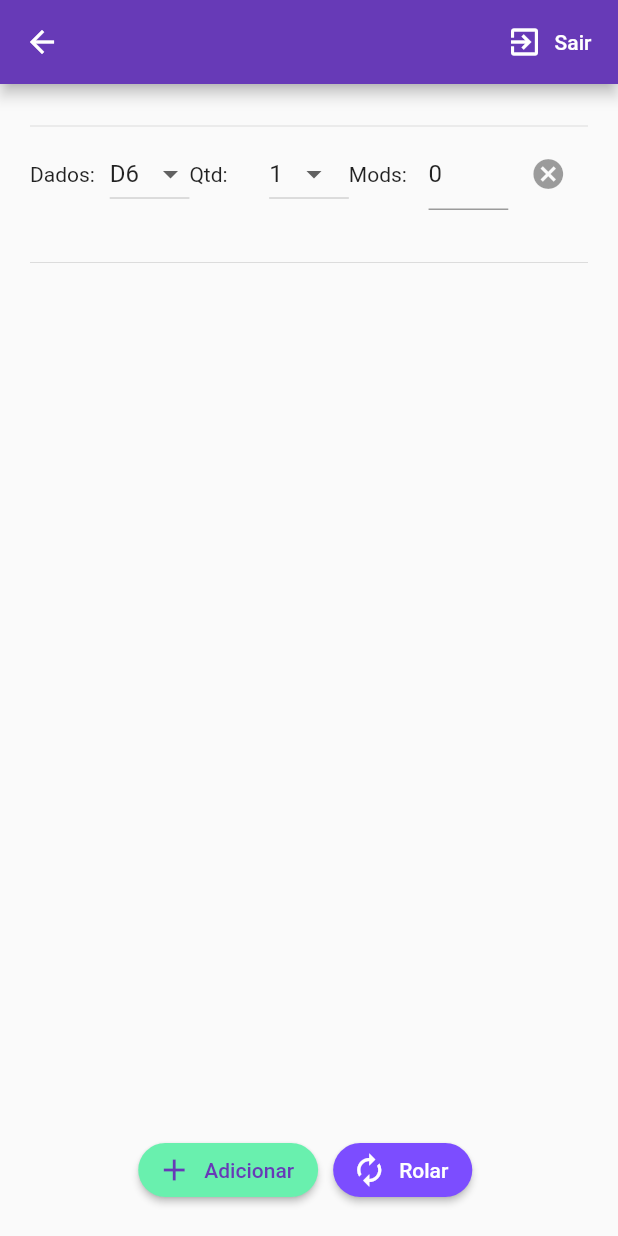
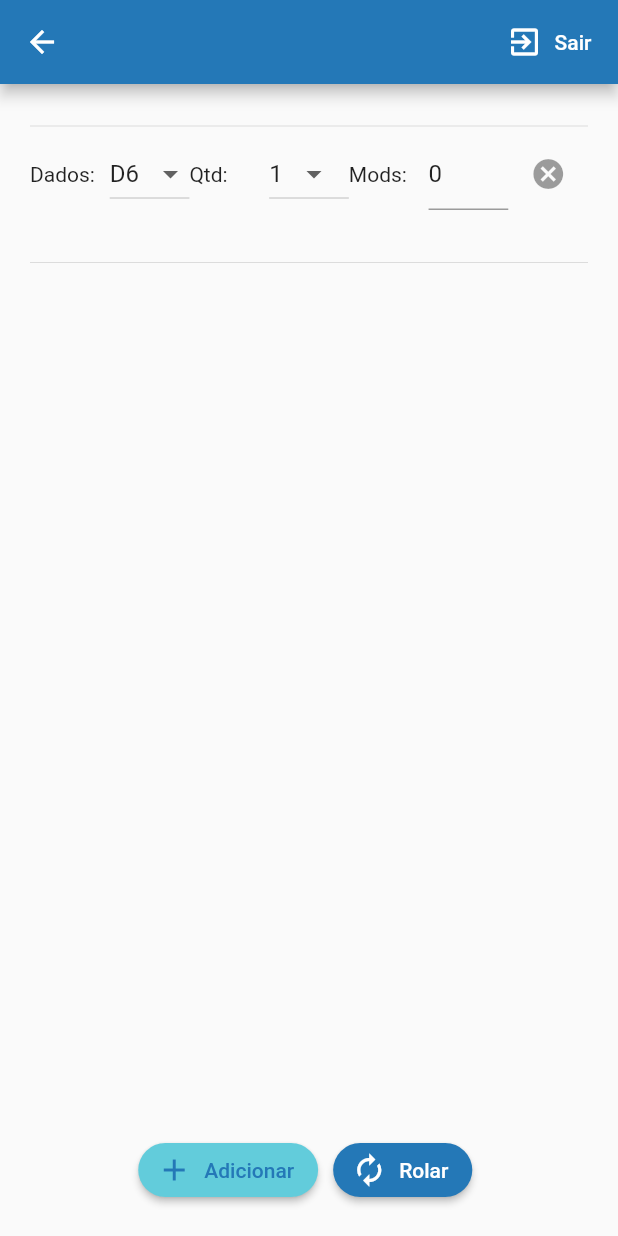
Before and after one commit to marcosbarbosa031/dice2roll, a Flutter app: the HomePage screen opened directly with empty values, after a tap on "Sair", on a phone screen of 412 x 824 dp. Run offline on Flutter 3.47's test engine with Material 2 defaults, Android fonts, the phone set to English and light mode, and no system bars; our stand-ins replace bloc, equatable, flutter_bloc.

Commit message:
Changed layout and colors

```diff
--- a/lib/authentication/authentication.bloc.dart
+++ b/lib/authentication/authentication.bloc.dart
@@ -2,8 +2,8 @@ import 'dart:async';
 
 import 'package:meta/meta.dart';
 import 'package:bloc/bloc.dart';
-import 'package:Dice2Roll/user_repository/user.repository.dart';
-import 'package:Dice2Roll/authentication/authentication.dart';
+import 'package:Dyce/user_repository/user.repository.dart';
+import 'package:Dyce/authentication/authentication.dart';
 
 class AuthenticationBloc
     extends Bloc<AuthenticationEvent, AuthenticationState> {
--- a/lib/common/loading.dart
+++ b/lib/common/loading.dart
@@ -1,8 +1,14 @@
+import 'package:Dyce/common/theme.data.dart';
 import 'package:flutter/material.dart';
 
 class LoadingIndicator extends StatelessWidget {
   @override
   Widget build(BuildContext context) => Center(
-      child: CircularProgressIndicator(),
-    );
+    child: Scaffold(
+      backgroundColor: AppColors.primaryColor,
+      body: Center(
+        child: CircularProgressIndicator(valueColor: new AlwaysStoppedAnimation<Color>(Colors.white))
+      )
+    )
+  );
 }
--- /dev/null
+++ b/lib/common/theme.data.dart
@@ -0,0 +1,32 @@
+import 'package:flutter/material.dart';
+
+class AppColors {
+  static Map<int, Color> primary = {
+    50:Color.fromRGBO(36,120,183, .1),
+    100:Color.fromRGBO(36,120,183, .2),
+    200:Color.fromRGBO(36,120,183, .3),
+    300:Color.fromRGBO(36,120,183, .4),
+    400:Color.fromRGBO(36,120,183, .5),
+    500:Color.fromRGBO(36,120,183, .6),
+    600:Color.fromRGBO(36,120,183, .7),
+    700:Color.fromRGBO(36,120,183, .8),
+    800:Color.fromRGBO(36,120,183, .9),
+    900:Color.fromRGBO(36,120,183, 1),
+  };
+
+  static Map<int, Color> secondary = {
+    50:Color.fromRGBO(98,204,219, .1),
+    100:Color.fromRGBO(98,204,219, .2),
+    200:Color.fromRGBO(98,204,219, .3),
+    300:Color.fromRGBO(98,204,219, .4),
+    400:Color.fromRGBO(98,204,219, .5),
+    500:Color.fromRGBO(98,204,219, .6),
+    600:Color.fromRGBO(98,204,219, .7),
+    700:Color.fromRGBO(98,204,219, .8),
+    800:Color.fromRGBO(98,204,219, .9),
+    900:Color.fromRGBO(98,204,219, 1),
+  };
+
+  static MaterialColor primaryColor = MaterialColor(0xFF2478b7, primary);
+  static MaterialColor sencondaryColor = MaterialColor(0xFF62ccdb, secondary);
+}
--- a/lib/dice_roll/dice.roll.dart
+++ b/lib/dice_roll/dice.roll.dart
@@ -1,4 +1,5 @@
 
+import 'package:Dyce/common/theme.data.dart';
 import 'package:flutter/material.dart';
 import 'package:flutter/services.dart';
 import 'dart:math';
@@ -240,7 +241,7 @@ class _DiceRollState extends State<DiceRoll> {
                   child: Text(
                     "$total",
                     style: TextStyle(
-                      color: Colors.deepPurple,
+                      color: AppColors.primaryColor,
                       fontSize: 24
                     ),
                   ),
@@ -257,8 +258,8 @@ class _DiceRollState extends State<DiceRoll> {
                   child: RaisedButton.icon(
                     icon: Icon(Icons.add),
                     label: Text("Adicionar"),
-                    textColor: Colors.deepPurple,
-                    color: Colors.greenAccent,
+                    textColor: AppColors.primaryColor,
+                    color: AppColors.sencondaryColor,
                     shape: new RoundedRectangleBorder(borderRadius: new BorderRadius.circular(30.0)),
                     onPressed: () {
                       _addDice();
@@ -271,7 +272,7 @@ class _DiceRollState extends State<DiceRoll> {
                     icon: Icon(Icons.autorenew),
                     label: Text("Rolar"),
                     textColor: Colors.white,
-                    color: Colors.deepPurpleAccent,
+                    color: AppColors.primaryColor,
                     shape: new RoundedRectangleBorder(borderRadius: new BorderRadius.circular(30.0)),
                     onPressed: () {
                       _rollDice(dices);
--- a/lib/home/home.page.dart
+++ b/lib/home/home.page.dart
@@ -1,9 +1,7 @@
-import 'dart:math';
-
-import 'package:Dice2Roll/authentication/authentication.dart';
-import 'package:Dice2Roll/dice_roll/dice.roll.dart';
+import 'package:Dyce/authentication/authentication.dart';
+import 'package:Dyce/common/theme.data.dart';
+import 'package:Dyce/dice_roll/dice.roll.dart';
 import 'package:flutter/material.dart';
-import 'package:flutter/services.dart';
 import 'package:flutter_bloc/flutter_bloc.dart';
 
 class HomePage extends StatefulWidget {
@@ -25,7 +23,7 @@ class _HomePageState extends State<HomePage> {
             icon: Icon(Icons.exit_to_app),
             label: Text("Sair"),
             textColor: Colors.white,
-            color: Colors.deepPurple,
+            color: AppColors.primaryColor,
             onPressed: () {
               BlocProvider.of<AuthenticationBloc>(context).add(LoggedOut());
             },
--- a/lib/login/login.bloc.dart
+++ b/lib/login/login.bloc.dart
@@ -2,9 +2,9 @@ import 'dart:async';
 
 import 'package:meta/meta.dart';
 import 'package:bloc/bloc.dart';
-import 'package:Dice2Roll/user_repository/user.repository.dart';
-import 'package:Dice2Roll/authentication/authentication.dart';
-import 'package:Dice2Roll/login/login.dart';
+import 'package:Dyce/user_repository/user.repository.dart';
+import 'package:Dyce/authentication/authentication.dart';
+import 'package:Dyce/login/login.dart';
 
 class LoginBloc extends Bloc<LoginEvent, LoginState> {
   final UserRepository userRepository;
--- a/lib/login/login.form.dart
+++ b/lib/login/login.form.dart
@@ -1,6 +1,7 @@
 
 
-import 'package:Dice2Roll/login/login.dart';
+import 'package:Dyce/common/theme.data.dart';
+import 'package:Dyce/login/login.dart';
 import 'package:flutter/material.dart';
 import 'package:flutter_bloc/flutter_bloc.dart';
 
@@ -44,6 +45,9 @@ class _LoginFormState extends State<LoginForm> {
                 crossAxisAlignment: CrossAxisAlignment.stretch,
                 mainAxisAlignment: MainAxisAlignment.center,
                 children: <Widget>[
+
+                  Image.asset('assets/icon_w.png'),
+
                   TextFormField(
                     keyboardType: TextInputType.emailAddress,
                     style:  new TextStyle(color: Colors.white, fontSize: 20),
@@ -72,7 +76,7 @@ class _LoginFormState extends State<LoginForm> {
                       color: Colors.white,
                       child: Text(
                         "Entrar",
-                        style: TextStyle(color: Colors.deepPurpleAccent),
+                        style: TextStyle(color: AppColors.primaryColor),
                       ),
                     ),
                   )
--- a/lib/login/login.page.dart
+++ b/lib/login/login.page.dart
@@ -1,10 +1,11 @@
 
-import 'package:Dice2Roll/login/login.form.dart';
+import 'package:Dyce/common/theme.data.dart';
+import 'package:Dyce/login/login.form.dart';
 import 'package:flutter/material.dart';
 import 'package:flutter_bloc/flutter_bloc.dart';
-import 'package:Dice2Roll/user_repository/user.repository.dart';
-import 'package:Dice2Roll/authentication/authentication.dart';
-import 'package:Dice2Roll/login/login.dart';
+import 'package:Dyce/user_repository/user.repository.dart';
+import 'package:Dyce/authentication/authentication.dart';
+import 'package:Dyce/login/login.dart';
 
 class LoginPage extends StatefulWidget {
   final String title;
@@ -24,7 +25,7 @@ class _LoginPageState extends State<LoginPage> {
   @override
   Widget build(BuildContext context) {
     return Scaffold(
-      backgroundColor: Colors.deepPurpleAccent,
+      backgroundColor: AppColors.primaryColor,
       body: BlocProvider(
         create: (context) {
           return LoginBloc(
--- a/lib/main.dart
+++ b/lib/main.dart
@@ -1,13 +1,14 @@
-import 'package:Dice2Roll/authentication/authentication.dart';
-import 'package:Dice2Roll/common/common.dart';
-import 'package:Dice2Roll/home/home.page.dart';
+import 'package:Dyce/authentication/authentication.dart';
+import 'package:Dyce/common/common.dart';
+import 'package:Dyce/common/theme.data.dart';
+import 'package:Dyce/home/home.page.dart';
 import 'package:flutter/material.dart';
 
 import 'package:bloc/bloc.dart';
 import 'package:flutter_bloc/flutter_bloc.dart';
 
-import 'package:Dice2Roll/user_repository/user.repository.dart';
-import 'package:Dice2Roll/login/login.dart';
+import 'package:Dyce/user_repository/user.repository.dart';
+import 'package:Dyce/login/login.dart';
 
 class SimpleBlocDelegate extends BlocDelegate {
   @override
@@ -45,7 +46,7 @@ void main() {
 
 class MyApp extends StatelessWidget {
   final UserRepository userRepository;
-  final String title = 'Dice2Roll';
+  final String title = 'Dyce';
 
   MyApp({Key key, @required this.userRepository}) : super(key: key);
 
@@ -55,17 +56,18 @@ class MyApp extends StatelessWidget {
       title: title,
       debugShowCheckedModeBanner: false,
       theme: ThemeData(
-        primarySwatch: Colors.deepPurple,
+        primarySwatch: AppColors.primaryColor
       ),
       home: BlocBuilder<AuthenticationBloc, AuthenticationState>(
         builder: (context, state) {
           if (state is AuthenticationUninitialized) {
-            return SplashPage();
+            return SplashPage(title: title);
           }
           if (state is AuthenticationAuthenticated) {
             return HomePage(title: title);
           }
           if (state is AuthenticationUnauthenticated) {
+            // return SplashPage(title: title);
             return LoginPage(userRepository: userRepository);
           }
           if (state is AuthenticationLoading) {
```
Also changed, not shown: lib/common/splash.page.dart (+25 -2 lines), lib/common/splash.screen.dart (added, +15 -0 lines), pubspec.yaml (+5 -39 lines), assets/colors.png (added), assets/icon/icon.png, assets/icon/icon_old.png (added), assets/icon/icon_w.png (added), 8 other files.
